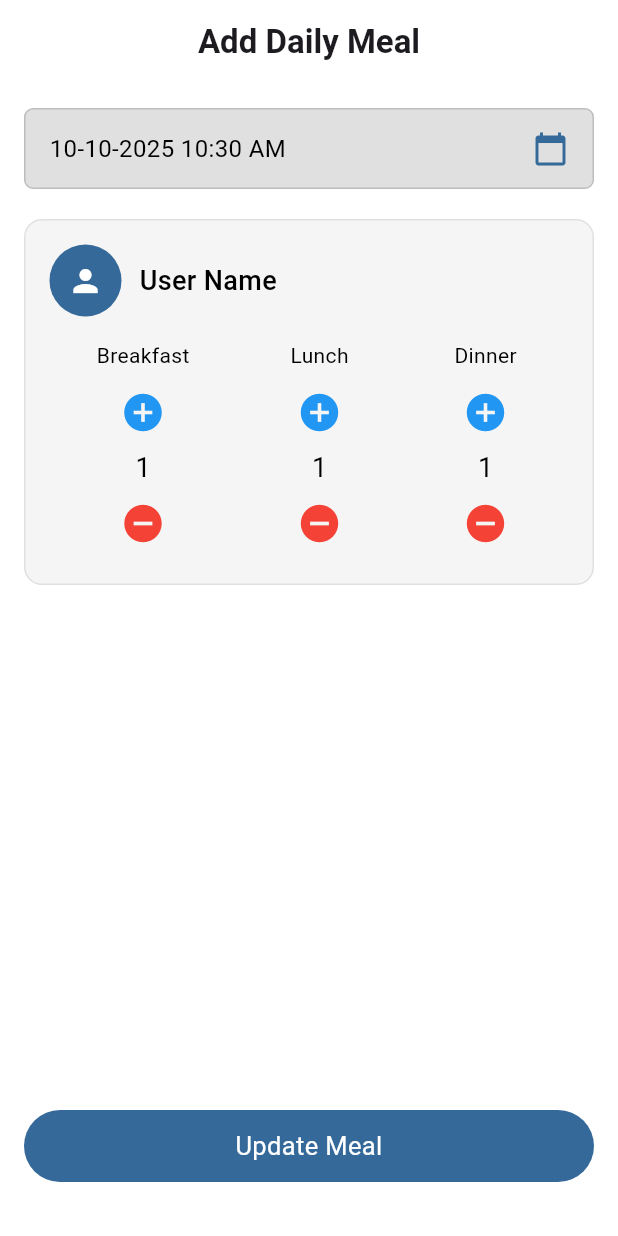
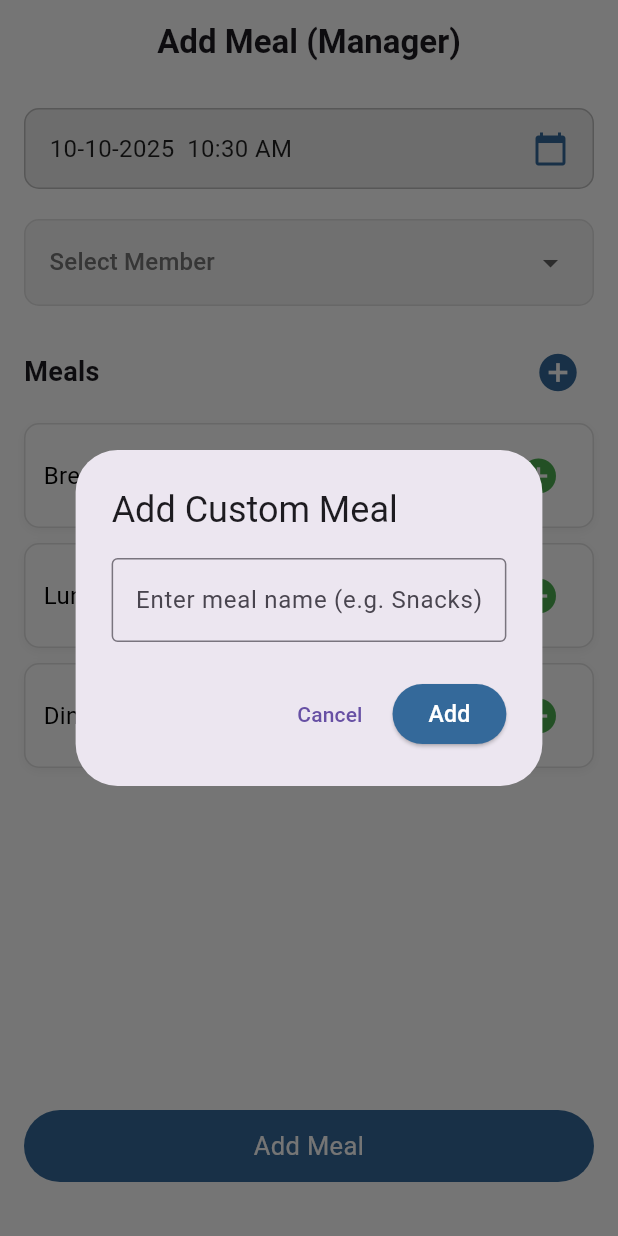
Before and after one commit to dev-rifat/meal-management-system, a Flutter app: the AddMeal screen opened by its route, after a tap on the "add circle" icon, on a phone screen of 412 x 824 dp. Run offline on Flutter 3.47's test engine with Material 3 defaults, Android fonts, the phone set to English and light mode, and no system bars; our stand-ins replace dropdown_button2, equatable, fl_chart, flutter_bloc, flutter_screenutil, flutter_zoom_drawer and 4 more; Roboto replaces fonts that are missing (Montserrat).

Commit message:
manager ok

```diff
--- a/lib/features/deashboard/pages/montly_summary.dart
+++ b/lib/features/deashboard/pages/montly_summary.dart
@@ -261,6 +261,8 @@ class _MonthlySummaryState extends State<MonthlySummary> {
             Text("Total Meal: ${member["totalMeal"]}"),
             Text("Total Cost: ৳${member["totalCost"]}"),
             Text("Meal Cost: ৳${mealCost.toStringAsFixed(0)}"),
+
+
             Text(
               due >= 0
                   ? "Status: ✅ Paid (৳${due.toStringAsFixed(0)} extra)"
--- a/lib/features/maneger/pages/add_meal.dart
+++ b/lib/features/maneger/pages/add_meal.dart
@@ -1,33 +1,63 @@
 import 'package:flutter/material.dart';
-import 'package:mass_management/core/widgets/custom_app_bar.dart' show CustomAppBar;
-import 'package:mass_management/core/widgets/custom_app_button.dart' show CustomAppButton;
+import 'package:mass_management/core/widgets/custom_app_bar.dart';
+import 'package:mass_management/core/widgets/custom_app_button.dart';
 import 'package:mass_management/utils/app_color.dart';
+import 'package:mass_management/utils/app_style.dart';
 
 class AddMeal extends StatefulWidget {
-  const AddMeal({super.key});
+  final String role; // "manager" or "member"
+  final String currentUserName; // logged-in user's name
+
+  const AddMeal({
+    super.key,
+    this.role = "manager",
+    this.currentUserName = "Rifat",
+  });
 
   @override
-  State<AddMeal> createState() => _DailyMealEntryScreenState();
+  State<AddMeal> createState() => _AddMealState();
 }
 
-class _DailyMealEntryScreenState extends State<AddMeal> {
-  double breakfast = 0.5;
-  double lunch = 1;
-  double dinner = 1;
+class _AddMealState extends State<AddMeal> {
   DateTime selectedDate = DateTime.now();
 
+  // Dummy user list (replace with API data or GetX controller)
+  final List<String> _users = [
+    "Select Member",
+    "Rifat Hasan",
+    "Abdullah Al Mamun",
+    "Sabbir Ahmed",
+  ];
+
+  late String selectedUser;
+
+  // Meals (default)
+  final Map<String, double> _meals = {
+    "Breakfast": 0.5,
+    "Lunch": 1,
+    "Dinner": 1,
+  };
+
+  final TextEditingController _mealNameController = TextEditingController();
+
+  @override
+  void initState() {
+    super.initState();
+    // Default selected user
+    selectedUser = widget.role == "manager"
+        ? "Select Member"
+        : widget.currentUserName;
+  }
+
+  /// Change meal count
   void _changeMealCount(String meal, double change) {
     setState(() {
-      if (meal == "breakfast") {
-        breakfast = (breakfast + change).clamp(0, 99);
-      } else if (meal == "lunch") {
-        lunch = (lunch + change).clamp(0, 99);
-      } else if (meal == "dinner") {
-        dinner = (dinner + change).clamp(0, 99);
-      }
+      double newValue = (_meals[meal]! + change).clamp(0, 99);
+      _meals[meal] = newValue;
     });
   }
 
+  /// Pick date & time
   Future<void> _pickDateTime() async {
     DateTime? pickedDate = await showDatePicker(
       context: context,
@@ -56,23 +86,87 @@ class _DailyMealEntryScreenState extends State<AddMeal> {
     }
   }
 
+  /// Add custom meal type
+  void _addCustomMeal() {
+    String mealName = _mealNameController.text.trim();
+    if (mealName.isNotEmpty && !_meals.containsKey(mealName)) {
+      setState(() {
+        _meals[mealName] = 0.5;
+        _mealNameController.clear();
+        Navigator.pop(context);
+      });
+    }
+  }
+
+  /// Dialog to add new meal
+  void _showAddMealDialog() {
+    showDialog(
+      context: context,
+      builder: (_) => AlertDialog(
+        title: const Text("Add Custom Meal"),
+        content: TextField(
+          controller: _mealNameController,
+          decoration: const InputDecoration(
+            hintText: "Enter meal name (e.g. Snacks)",
+            border: OutlineInputBorder(),
+          ),
+        ),
+        actions: [
+          TextButton(
+            onPressed: () => Navigator.pop(context),
+            child: const Text("Cancel"),
+          ),
+          ElevatedButton(
+            onPressed: _addCustomMeal,
+            style: ElevatedButton.styleFrom(
+              backgroundColor: AppColor.primaryColor,
+            ),
+            child:  Text("Add",style: AppStyle.normalText.copyWith(color: Colors.white),),
+          ),
+        ],
+      ),
+    );
+  }
+
+  /// Submit meals
+  void _submitMeal() {
+    if (widget.role == "manager" && selectedUser == "Select Member") {
+      ScaffoldMessenger.of(context).showSnackBar(
+        const SnackBar(content: Text("Please select a member first.")),
+      );
+      return;
+    }
+
+    debugPrint("Role: ${widget.role}");
+    debugPrint("User: $selectedUser");
+    debugPrint("Date: $selectedDate");
+    debugPrint("Meals: $_meals");
+
+    // TODO: Save meal data logic here
+  }
+
   @override
   Widget build(BuildContext context) {
+    final bool isManager = widget.role == "manager";
+
     return Scaffold(
-      appBar: _appBar(),
+      appBar: CustomAppBar(
+        title: isManager ? "Add Meal (Manager)" : "Add My Meal",
+        backgroundColor: Colors.white,
+      ),
+      backgroundColor: Colors.white,
       body: Padding(
-        padding: const EdgeInsets.all(16.0),
+        padding: const EdgeInsets.all(16),
         child: Column(
-          crossAxisAlignment: CrossAxisAlignment.stretch,
           children: [
-            // Date Selector
+            /// Date Picker
             GestureDetector(
               onTap: _pickDateTime,
               child: Container(
                 padding: const EdgeInsets.symmetric(horizontal: 16, vertical: 14),
                 decoration: BoxDecoration(
-                  color: Colors.grey.shade300,
-                  borderRadius: BorderRadius.circular(6),
+                  color: Colors.grey.shade200,
+                  borderRadius: BorderRadius.circular(10),
                   border: Border.all(color: Colors.grey.shade400),
                 ),
                 child: Row(
@@ -81,98 +175,137 @@ class _DailyMealEntryScreenState extends State<AddMeal> {
                     Text(
                       "${selectedDate.day.toString().padLeft(2, '0')}-"
                           "${selectedDate.month.toString().padLeft(2, '0')}-"
-                          "${selectedDate.year} "
+                          "${selectedDate.year}  "
                           "${selectedDate.hour.toString().padLeft(2, '0')}:"
                           "${selectedDate.minute.toString().padLeft(2, '0')} ${selectedDate.hour >= 12 ? 'PM' : 'AM'}",
-                      style: const TextStyle(fontSize: 16, color: Colors.black),
+                      style: const TextStyle(fontSize: 16, color: Colors.black87),
                     ),
-                    Icon(Icons.calendar_today, color: AppColor.primaryColor),
+                    const Icon(Icons.calendar_today, color: AppColor.primaryColor),
                   ],
                 ),
               ),
             ),
+
             const SizedBox(height: 20),
 
-            // User Card
+            /// Manager Only: User Selector
+            if (isManager)
               Container(
-              padding: const EdgeInsets.all(16),
+                padding: const EdgeInsets.symmetric(horizontal: 16, vertical: 4),
                 decoration: BoxDecoration(
                   color: Colors.grey.shade100,
-                borderRadius: BorderRadius.circular(12),
+                  borderRadius: BorderRadius.circular(10),
                   border: Border.all(color: Colors.grey.shade300),
                 ),
-              child: Column(
+                child: DropdownButtonHideUnderline(
+                  child: DropdownButton<String>(
+                    value: selectedUser,
+                    isExpanded: true,
+                    items: _users.map((user) {
+                      return DropdownMenuItem<String>(
+                        value: user,
+                        child: Text(
+                          user,
+                          style: TextStyle(
+                            color: user == "Select Member"
+                                ? Colors.grey.shade600
+                                : Colors.black,
+                            fontWeight: FontWeight.w500,
+                          ),
+                        ),
+                      );
+                    }).toList(),
+                    onChanged: (value) {
+                      setState(() {
+                        selectedUser = value!;
+                      });
+                    },
+                  ),
+                ),
+              ),
+
+
+            const SizedBox(height: 20),
+
+            /// Header Row
+            Row(
+              mainAxisAlignment: MainAxisAlignment.spaceBetween,
               children: [
-                  Row(
-                    children: [
-                      const CircleAvatar(
-                        radius: 24,
-                        backgroundColor: AppColor.primaryColor,
-                        child: Icon(Icons.person, color: Colors.white),
+                const Text(
+                  "Meals",
+                  style: TextStyle(fontSize: 18, fontWeight: FontWeight.w600),
                 ),
-                      const SizedBox(width: 12),
-                      const Text(
-                        "User Name",
-                        style: TextStyle(fontSize: 18, color: Colors.black, fontWeight: FontWeight.w500),
+                IconButton(
+                  onPressed: _showAddMealDialog,
+                  icon: const Icon(Icons.add_circle, color: AppColor.primaryColor, size: 30),
+                  tooltip: "Add custom meal",
                 ),
               ],
             ),
-                  const SizedBox(height: 16),
-                  Row(
-                    mainAxisAlignment: MainAxisAlignment.spaceAround,
-                    children: [
-                      mealCounter("Breakfast", breakfast, () => _changeMealCount("breakfast", 0.5), () => _changeMealCount("breakfast", -0.5)),
-                      mealCounter("Lunch", lunch, () => _changeMealCount("lunch", 0.5), () => _changeMealCount("lunch", -0.5)),
-                      mealCounter("Dinner", dinner, () => _changeMealCount("dinner", 0.5), () => _changeMealCount("dinner", -0.5)),
-                    ],
+
+            const SizedBox(height: 10),
+
+            /// Meal List
+            Expanded(
+              child: ListView.separated(
+                itemCount: _meals.length,
+                separatorBuilder: (_, __) => const SizedBox(height: 10),
+                itemBuilder: (context, index) {
+                  String meal = _meals.keys.elementAt(index);
+                  double value = _meals[meal]!;
+                  return Container(
+                    padding: const EdgeInsets.symmetric(horizontal: 12, vertical: 10),
+                    decoration: BoxDecoration(
+                      color: Colors.white,
+                      borderRadius: BorderRadius.circular(10),
+                      border: Border.all(color: Colors.grey.shade300),
+                      boxShadow: [
+                        BoxShadow(
+                          color: Colors.black.withValues(alpha: 0.05),
+                          blurRadius: 5,
+                          offset: const Offset(0, 2),
                         ),
                       ],
                     ),
+                    child: Row(
+                      children: [
+                        Expanded(
+                          child: Text(
+                            meal,
+                            style: const TextStyle(fontSize: 16, color: Colors.black),
                           ),
-            const Spacer(),
+                        ),
+                        IconButton(
+                          onPressed: () => _changeMealCount(meal, -0.5),
+                          icon: const Icon(Icons.remove_circle, color: Colors.red, size: 28),
+                        ),
+                        Text(
+                          value % 1 == 0 ? value.toInt().toString() : value.toStringAsFixed(1),
+                          style: const TextStyle(fontSize: 18, fontWeight: FontWeight.w600),
+                        ),
+                        IconButton(
+                          onPressed: () => _changeMealCount(meal, 0.5),
+                          icon: const Icon(Icons.add_circle, color: Colors.green, size: 28),
+                        ),
+                      ],
+                    ),
+                  );
+                },
+              ),
+            ),
 
-            // Update Button
+            const SizedBox(height: 16),
+
+            /// Submit Button
             CustomAppButton(
-              onPressed: _submitExpense,
+              onPressed: _submitMeal,
+              text: "Add Meal",
               buttonColor: AppColor.primaryColor,
-
-              text: "Update Meal",
             ),
             const SizedBox(height: 20),
           ],
         ),
       ),
-      backgroundColor: Colors.white,
     );
   }
-
-  _appBar() => CustomAppBar(
-    title: "Add Daily Meal",
-    backgroundColor: Colors.white,
-  );
-
-  Widget mealCounter(String label, double value, VoidCallback onIncrement, VoidCallback onDecrement) {
-    return Column(
-      children: [
-        Text(label, style: const TextStyle(fontSize: 14, color: Colors.black)),
-        const SizedBox(height: 4),
-        IconButton(
-          icon: const Icon(Icons.add_circle, color: Colors.blue,size: 30),
-          onPressed: onIncrement,
-        ),
-        Text(
-          value % 1 == 0 ? value.toInt().toString() : value.toStringAsFixed(1),
-          style: const TextStyle(fontSize: 18, color: Colors.black),
-        ),
-        IconButton(
-          icon: const Icon(Icons.remove_circle, color: Colors.red,size: 30),
-          onPressed: onDecrement,
-        ),
-      ],
-    );
 }
-
-  _submitExpense() {
-    // Handle save/update logic here
-  }
-}
```
Also changed, not shown: lib/features/maneger/pages/add_share_expense.dart (+159 -92 lines). Lines whose indentation alone changed are shown as unchanged.
